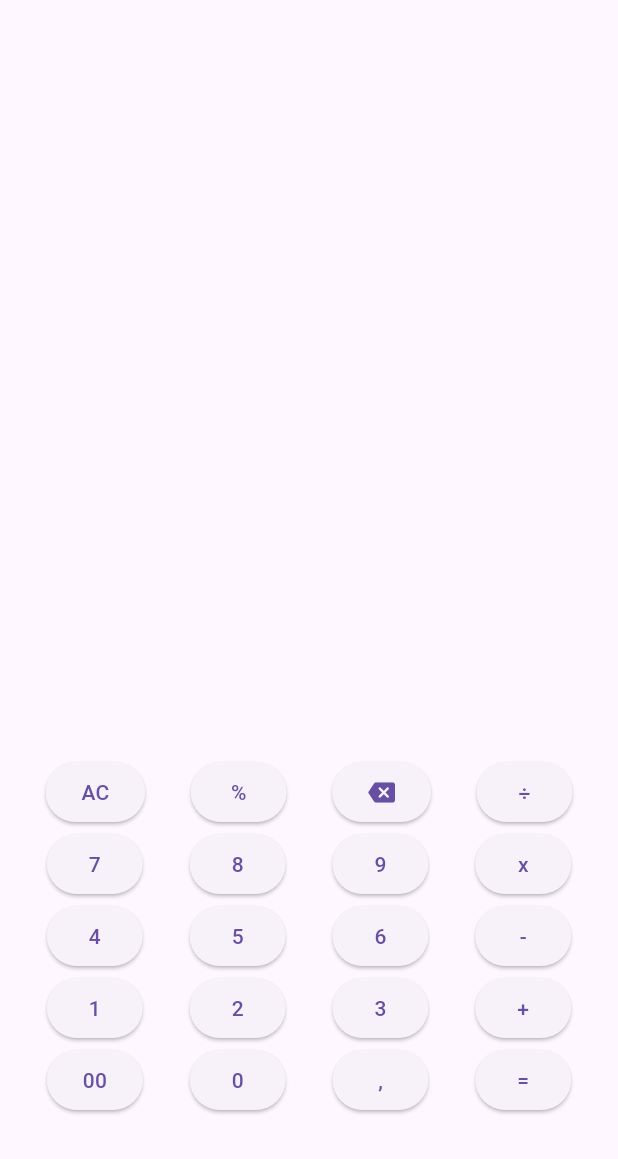
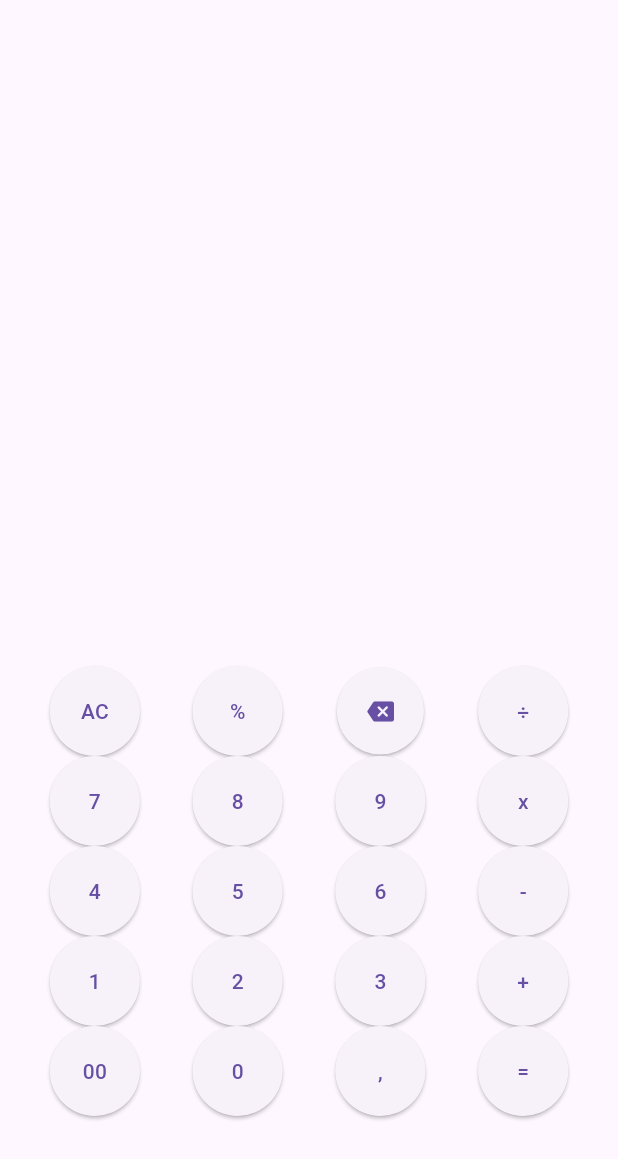
Before and after one commit to samuel181818/Calculadora_Vice_City, a Flutter app: the screen it shows after launch, on a phone screen of 412 x 824 dp. Shown: the top 1159 px of the screen. Run offline on Flutter 3.47's test engine with Material 3 defaults, Android fonts, the phone set to English and light mode, and no system bars.

Commit message:
hacer los botones redondos

```diff
--- a/lib/main.dart
+++ b/lib/main.dart
@@ -1,3 +1,4 @@
+
 import 'package:flutter/material.dart';
 
 void main() {
@@ -23,51 +24,190 @@ body: Padding(
             Row(
               mainAxisAlignment: MainAxisAlignment.spaceEvenly,
               children: [
-        ElevatedButton(onPressed: () {}, child: const Text('AC')),
-        ElevatedButton(onPressed: () {}, child: const Text('%')),
-        ElevatedButton(onPressed: () {}, child: const Icon(Icons.backspace_rounded)),
-        ElevatedButton(onPressed: () {}, child: const Text('÷')),
+                ElevatedButton(
+                  onPressed: () {},
+                  style: ElevatedButton.styleFrom(
+                    shape: const CircleBorder(),
+                    padding: const EdgeInsets.all(20),
+                  ),
+                  child: const Text('AC'),
+                ),
+                ElevatedButton(
+                  onPressed: () {},
+                  style: ElevatedButton.styleFrom(
+                    shape: const CircleBorder(),
+                    padding: const EdgeInsets.all(20),
+                  ),
+                  child: const Text('%'),
+                ),
+                ElevatedButton(
+                  onPressed: () {},
+                  style: ElevatedButton.styleFrom(
+                    shape: const CircleBorder(),
+                    padding: const EdgeInsets.all(20),
+                  ),
+                  child: const Icon(Icons.backspace_rounded),
+                ),
+                ElevatedButton(
+                  onPressed: () {},
+                  style: ElevatedButton.styleFrom(
+                    shape: const CircleBorder(),
+                    padding: const EdgeInsets.all(20),
+                  ),
+                  child: const Text('÷'),
+                ),
               ],
             ),
             Row(
               mainAxisAlignment: MainAxisAlignment.spaceEvenly,
               children: [
-        ElevatedButton(onPressed: () {}, child: const Text('7')),
-        ElevatedButton(onPressed: () {}, child: const Text('8')),
-        ElevatedButton(onPressed: () {}, child: const Text('9')),
-        ElevatedButton(onPressed: () {}, child: const Text('x')),
+                ElevatedButton(
+                  onPressed: () {},
+                  style: ElevatedButton.styleFrom(
+                    shape: const CircleBorder(),
+                    padding: const EdgeInsets.all(20),
+                  ),
+                  child: const Text('7'),
+                ),
+                ElevatedButton(
+                  onPressed: () {},
+                  style: ElevatedButton.styleFrom(
+                    shape: const CircleBorder(),
+                    padding: const EdgeInsets.all(20),
+                  ),
+                  child: const Text('8'),
+                ),
+                ElevatedButton(
+                  onPressed: () {},
+                  style: ElevatedButton.styleFrom(
+                    shape: const CircleBorder(),
+                    padding: const EdgeInsets.all(20),
+                  ),
+                  child: const Text('9'),
+                ),
+                ElevatedButton(
+                  onPressed: () {},
+                  style: ElevatedButton.styleFrom(
+                    shape: const CircleBorder(),
+                    padding: const EdgeInsets.all(20),
+                  ),
+                  child: const Text('x'),
+                ),
               ],
             ),
             Row(
               mainAxisAlignment: MainAxisAlignment.spaceEvenly,
               children: [
-        ElevatedButton(onPressed: () {}, child: const Text('4')),
-        ElevatedButton(onPressed: () {}, child: const Text('5')),
-        ElevatedButton(onPressed: () {}, child: const Text('6')),
-        ElevatedButton(onPressed: () {}, child: const Text('-')),
+                ElevatedButton(
+                  onPressed: () {},
+                  style: ElevatedButton.styleFrom(
+                    shape: const CircleBorder(),
+                    padding: const EdgeInsets.all(20),
+                  ),
+                  child: const Text('4'),
+                ),
+                ElevatedButton(
+                  onPressed: () {},
+                  style: ElevatedButton.styleFrom(
+                    shape: const CircleBorder(),
+                    padding: const EdgeInsets.all(20),
+                  ),
+                  child: const Text('5'),
+                ),
+                ElevatedButton(
+                  onPressed: () {},
+                  style: ElevatedButton.styleFrom(
+                    shape: const CircleBorder(),
+                    padding: const EdgeInsets.all(20),
+                  ),
+                  child: const Text('6'),
+                ),
+                ElevatedButton(
+                  onPressed: () {},
+                  style: ElevatedButton.styleFrom(
+                    shape: const CircleBorder(),
+                    padding: const EdgeInsets.all(20),
+                  ),
+                  child: const Text('-'),
+                ),
               ],
             ),
             Row(
               mainAxisAlignment: MainAxisAlignment.spaceEvenly,
               children: [
-        ElevatedButton(onPressed: () {}, child: const Text('1')),
-        ElevatedButton(onPressed: () {}, child: const Text('2')),
-        ElevatedButton(onPressed: () {}, child: const Text('3')),
-        ElevatedButton(onPressed: () {}, child: const Text('+')),
+                ElevatedButton(
+                  onPressed: () {},
+                  style: ElevatedButton.styleFrom(
+                    shape: const CircleBorder(),
+                    padding: const EdgeInsets.all(20),
+                  ),
+                  child: const Text('1'),
+                ),
+                ElevatedButton(
+                  onPressed: () {},
+                  style: ElevatedButton.styleFrom(
+                    shape: const CircleBorder(),
+                    padding: const EdgeInsets.all(20),
+                  ),
+                  child: const Text('2'),
+                ),
+                ElevatedButton(
+                  onPressed: () {},
+                  style: ElevatedButton.styleFrom(
+                    shape: const CircleBorder(),
+                    padding: const EdgeInsets.all(20),
+                  ),
+                  child: const Text('3'),
+                ),
+                ElevatedButton(
+                  onPressed: () {},
+                  style: ElevatedButton.styleFrom(
+                    shape: const CircleBorder(),
+                    padding: const EdgeInsets.all(20),
+                  ),
+                  child: const Text('+'),
+                ),
               ],
             ),
             Row(
               mainAxisAlignment: MainAxisAlignment.spaceEvenly,
               children: [
-        ElevatedButton(onPressed: () {}, child: const Text('00')),
-        ElevatedButton(onPressed: () {}, child: const Text('0')),
-        ElevatedButton(onPressed: () {}, child: const Text(',')),
-        ElevatedButton(onPressed: () {}, child: const Text('=')),
+                ElevatedButton(
+                  onPressed: () {},
+                  style: ElevatedButton.styleFrom(
+                    shape: const CircleBorder(),
+                    padding: const EdgeInsets.all(20),
+                  ),
+                  child: const Text('00'),
+                ),
+                ElevatedButton(
+                  onPressed: () {},
+                  style: ElevatedButton.styleFrom(
+                    shape: const CircleBorder(),
+                    padding: const EdgeInsets.all(20),
+                  ),
+                  child: const Text('0'),
+                ),
+                ElevatedButton(
+                  onPressed: () {},
+                  style: ElevatedButton.styleFrom(
+                    shape: const CircleBorder(),
+                    padding: const EdgeInsets.all(20),
+                  ),
+                  child: const Text(','),
+                ),
+                ElevatedButton(
+                  onPressed: () {},
+                  style: ElevatedButton.styleFrom(
+                    shape: const CircleBorder(),
+                    padding: const EdgeInsets.all(20),
+                  ),
+                  child: const Text('='),
+                ),
               ],
             ),
           ],
-)
-
+        ),
       ),
     );
   }
```
Lines whose indentation alone changed are shown as unchanged.
